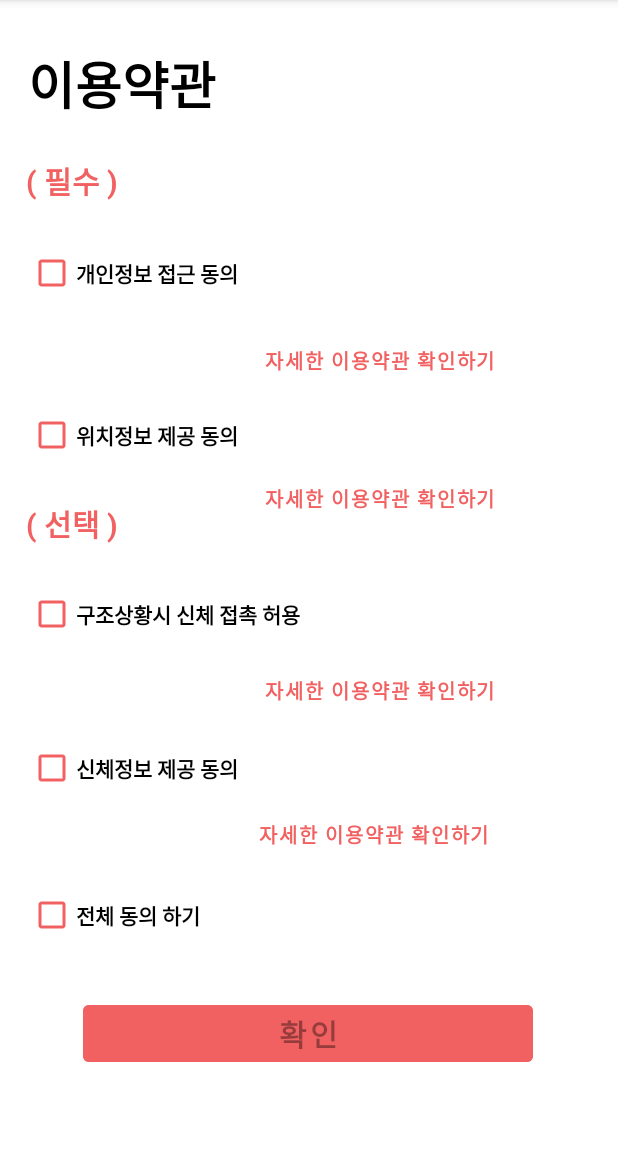
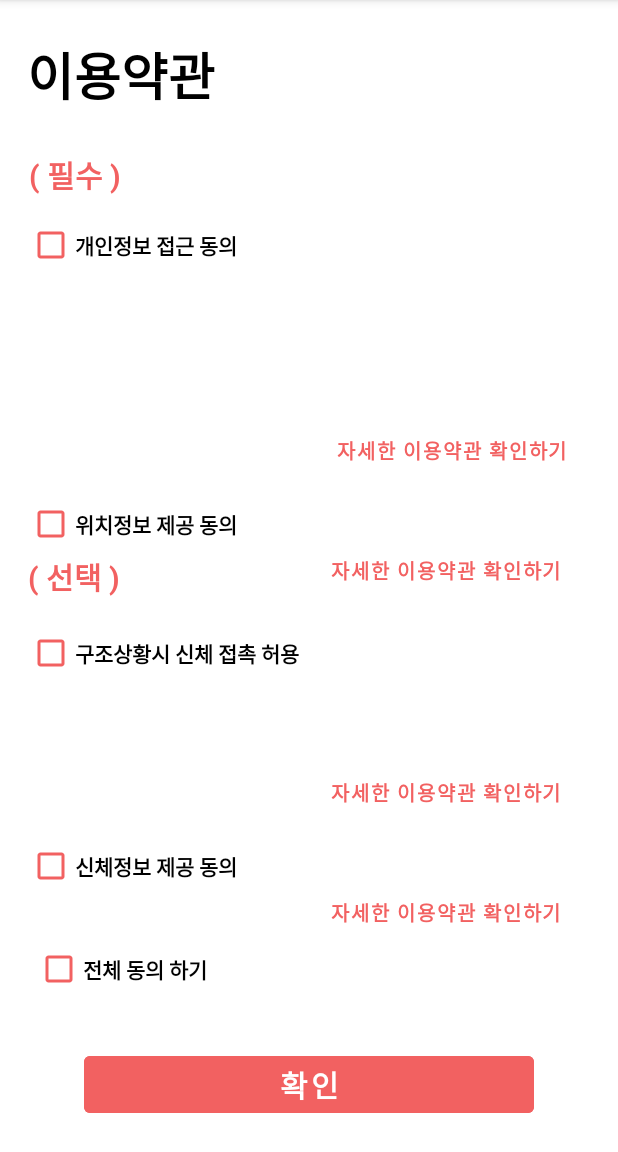
Before and after one commit to HyunseungJang/redvelvet, an Android app: the AgreeActivity screen opened directly, with no data from a screen before it, on a phone screen of 412 x 824 dp, the part 84-1236 px from its top. Run offline under Robolectric (Android 15) with nearby library versions, the phone set to English and light mode, and no system bars; network calls fail.

Commit message:
xml수정

```diff
--- a/app/src/main/java/com/lx/red/ConfirmationHelpActivity.kt
+++ b/app/src/main/java/com/lx/red/ConfirmationHelpActivity.kt
@@ -42,7 +42,7 @@ class ConfirmationHelpActivity : AppCompatActivity() {
             .setMessage("<반경 200m 이내> 레드 이용자에게 구조 신호를 보내고 있습니다.")
             .setPositiveButton("닫기",
                 DialogInterface.OnClickListener { dialog, id ->
-                    binding.resultText.text = "닫기 클릭"
+//                    binding.resultText.text = "닫기 클릭"
                 })
         // 다이얼로그를 띄워주기//
         builder.show()
--- a/app/src/main/java/com/lx/red/PostActivity.kt
+++ b/app/src/main/java/com/lx/red/PostActivity.kt
@@ -105,8 +105,12 @@ class PostActivity : AppCompatActivity() {
 
     // 응답받은 데이터를 화면에 있는 리스트에 추가하기
     fun addToList(response: Response<CommunityListResponse>) {
+
         listAdapter?.apply {
             response.body()?.output?.data?.let {
+
+                this.items.clear()
+
                 for (item in it) {
                     //this.items.add(StudentData(R.drawable.profile1, item.name, item.age, item.mobile))
                     var listData = ListData(item.id, item.title, item.filepath, item.content, item.area, item.time)
--- a/app/src/main/res/layout/activity_agree.xml
+++ b/app/src/main/res/layout/activity_agree.xml
@@ -6,92 +6,12 @@
     android:layout_height="match_parent"
     tools:context=".AgreeActivity">
 
-    <Button
-        android:id="@+id/registrationButton2"
-        android:layout_width="190dp"
-        android:layout_height="40dp"
-        android:layout_marginStart="8dp"
-        android:layout_marginTop="252dp"
-        android:layout_marginEnd="64dp"
-        android:layout_marginBottom="508dp"
-        android:background="#00ff0000"
-        android:text="자세한 이용약관 확인하기"
-        android:textColor="#F26161"
-        android:textSize="13sp"
-        android:textStyle="bold"
-        app:layout_constraintBottom_toBottomOf="parent"
-        app:layout_constraintEnd_toEndOf="parent"
-        app:layout_constraintHorizontal_bias="0.047"
-        app:layout_constraintStart_toEndOf="@+id/textView7"
-        app:layout_constraintTop_toBottomOf="@+id/loginButton"
-        tools:ignore="MissingConstraints" />
-
-    <Button
-        android:id="@+id/registrationButton3"
-        android:layout_width="190dp"
-        android:layout_height="40dp"
-        android:layout_marginStart="8dp"
-        android:layout_marginTop="252dp"
-        android:layout_marginEnd="64dp"
-        android:layout_marginBottom="416dp"
-        android:background="#00ff0000"
-        android:text="자세한 이용약관 확인하기"
-        android:textColor="#F26161"
-        android:textSize="13sp"
-        android:textStyle="bold"
-        app:layout_constraintBottom_toBottomOf="parent"
-        app:layout_constraintEnd_toEndOf="parent"
-        app:layout_constraintHorizontal_bias="0.047"
-        app:layout_constraintStart_toEndOf="@+id/textView7"
-        app:layout_constraintTop_toBottomOf="@+id/loginButton"
-        tools:ignore="MissingConstraints" />
-
-    <Button
-        android:id="@+id/registrationButton4"
-        android:layout_width="190dp"
-        android:layout_height="40dp"
-        android:layout_marginStart="8dp"
-        android:layout_marginTop="252dp"
-        android:layout_marginEnd="64dp"
-        android:layout_marginBottom="288dp"
-        android:background="#00ff0000"
-        android:text="자세한 이용약관 확인하기"
-        android:textColor="#F26161"
-        android:textSize="13sp"
-        android:textStyle="bold"
-        app:layout_constraintBottom_toBottomOf="parent"
-        app:layout_constraintEnd_toEndOf="parent"
-        app:layout_constraintHorizontal_bias="0.047"
-        app:layout_constraintStart_toEndOf="@+id/textView7"
-        app:layout_constraintTop_toBottomOf="@+id/loginButton"
-        tools:ignore="MissingConstraints" />
-
-    <Button
-        android:id="@+id/registrationButton5"
-        android:layout_width="190dp"
-        android:layout_height="40dp"
-        android:layout_marginStart="8dp"
-        android:layout_marginTop="252dp"
-        android:layout_marginEnd="68dp"
-        android:layout_marginBottom="192dp"
-        android:background="#00ff0000"
-        android:text="자세한 이용약관 확인하기"
-        android:textColor="#F26161"
-        android:textSize="13sp"
-        android:textStyle="bold"
-        app:layout_constraintBottom_toBottomOf="parent"
-        app:layout_constraintEnd_toEndOf="parent"
-        app:layout_constraintHorizontal_bias="0.047"
-        app:layout_constraintStart_toEndOf="@+id/textView7"
-        app:layout_constraintTop_toBottomOf="@+id/loginButton"
-        tools:ignore="MissingConstraints" />
-
     <TextView
         android:id="@+id/textView18"
         android:layout_width="wrap_content"
         android:layout_height="wrap_content"
         android:layout_marginStart="18dp"
-        android:layout_marginTop="30dp"
+        android:layout_marginTop="24dp"
         android:layout_marginEnd="268dp"
         android:layout_marginBottom="24dp"
         android:text="이용약관"
@@ -100,6 +20,7 @@
         android:textStyle="bold"
         app:layout_constraintBottom_toTopOf="@+id/linearLayout2"
         app:layout_constraintEnd_toEndOf="parent"
+        app:layout_constraintHorizontal_bias="0.038"
         app:layout_constraintStart_toStartOf="parent"
         app:layout_constraintTop_toTopOf="parent"
         app:layout_constraintVertical_bias="0.0" />
@@ -114,10 +35,10 @@
         android:textStyle="bold"
         app:layout_constraintBottom_toBottomOf="parent"
         app:layout_constraintEnd_toEndOf="parent"
-        app:layout_constraintHorizontal_bias="0.05"
+        app:layout_constraintHorizontal_bias="0.056"
         app:layout_constraintStart_toStartOf="parent"
         app:layout_constraintTop_toTopOf="parent"
-        app:layout_constraintVertical_bias="0.143" />
+        app:layout_constraintVertical_bias="0.137" />
 
     <TextView
         android:id="@+id/textView19"
@@ -129,10 +50,143 @@
         android:textStyle="bold"
         app:layout_constraintBottom_toBottomOf="parent"
         app:layout_constraintEnd_toEndOf="parent"
-        app:layout_constraintHorizontal_bias="0.05"
+        app:layout_constraintHorizontal_bias="0.053"
         app:layout_constraintStart_toStartOf="parent"
-        app:layout_constraintTop_toTopOf="parent"
-        app:layout_constraintVertical_bias="0.453" />
+        app:layout_constraintTop_toTopOf="parent" />
+
+    <CheckBox
+        android:id="@+id/emercheckBox"
+        android:layout_width="214dp"
+        android:layout_height="42dp"
+        android:layout_marginStart="18dp"
+        android:layout_marginTop="15dp"
+        android:layout_marginEnd="179dp"
+        android:buttonTint="#F26161"
+        android:onClick="agreeCheck"
+        android:text="구조상황시 신체 접촉 허용"
+        android:textStyle="bold"
+        app:layout_constraintBottom_toTopOf="@+id/registrationButton4"
+        app:layout_constraintEnd_toEndOf="parent"
+        app:layout_constraintHorizontal_bias="0.019"
+        app:layout_constraintStart_toStartOf="parent"
+        app:layout_constraintTop_toBottomOf="@+id/textView19"
+        app:layout_constraintVertical_bias="0.0" />
+
+    <Button
+        android:id="@+id/registrationButton4"
+        android:layout_width="190dp"
+        android:layout_height="40dp"
+        android:layout_marginStart="8dp"
+        android:layout_marginTop="252dp"
+        android:layout_marginEnd="20dp"
+        android:layout_marginBottom="220dp"
+        android:background="#00ff0000"
+        android:text="자세한 이용약관 확인하기"
+        android:textColor="#F26161"
+        android:textSize="13sp"
+        android:textStyle="bold"
+        app:layout_constraintBottom_toBottomOf="parent"
+        app:layout_constraintEnd_toEndOf="parent"
+        app:layout_constraintHorizontal_bias="0.047"
+        app:layout_constraintStart_toEndOf="@+id/textView7"
+        app:layout_constraintTop_toBottomOf="@+id/loginButton"
+        tools:ignore="MissingConstraints" />
+
+    <CheckBox
+        android:id="@+id/bodycheckBox"
+        android:layout_width="214dp"
+        android:layout_height="42dp"
+        android:layout_marginStart="18dp"
+        android:layout_marginTop="11dp"
+        android:layout_marginEnd="179dp"
+        android:layout_marginBottom="3dp"
+        android:buttonTint="#F26161"
+        android:onClick="agreeCheck"
+        android:text="신체정보 제공 동의"
+        android:textStyle="bold"
+        app:layout_constraintBottom_toTopOf="@+id/registrationButton5"
+        app:layout_constraintEnd_toEndOf="parent"
+        app:layout_constraintHorizontal_bias="0.0"
+        app:layout_constraintStart_toStartOf="parent"
+        app:layout_constraintTop_toBottomOf="@+id/registrationButton4"
+        app:layout_constraintVertical_bias="0.187" />
+
+    <Button
+        android:id="@+id/registrationButton5"
+        android:layout_width="190dp"
+        android:layout_height="40dp"
+        android:layout_marginStart="8dp"
+        android:layout_marginTop="252dp"
+        android:layout_marginEnd="20dp"
+        android:layout_marginBottom="140dp"
+        android:background="#00ff0000"
+        android:text="자세한 이용약관 확인하기"
+        android:textColor="#F26161"
+        android:textSize="13sp"
+        android:textStyle="bold"
+        app:layout_constraintBottom_toBottomOf="parent"
+        app:layout_constraintEnd_toEndOf="parent"
+        app:layout_constraintHorizontal_bias="0.047"
+        app:layout_constraintStart_toEndOf="@+id/textView7"
+        app:layout_constraintTop_toBottomOf="@+id/loginButton"
+        tools:ignore="MissingConstraints" />
+
+    <CheckBox
+        android:id="@+id/allcheckBox"
+        android:layout_width="131dp"
+        android:layout_height="36dp"
+        android:layout_marginStart="18dp"
+        android:layout_marginEnd="179dp"
+        android:layout_marginBottom="20dp"
+        android:buttonTint="#F26161"
+        android:onClick="agreeCheck"
+        android:text="전체 동의 하기"
+        android:textStyle="bold"
+        app:layout_constraintBottom_toTopOf="@+id/agreeButton"
+        app:layout_constraintEnd_toEndOf="parent"
+        app:layout_constraintHorizontal_bias="0.062"
+        app:layout_constraintStart_toStartOf="parent"
+        app:layout_constraintTop_toBottomOf="@+id/registrationButton5"
+        app:layout_constraintVertical_bias="0.0" />
+
+    <Button
+        android:id="@+id/registrationButton3"
+        android:layout_width="190dp"
+        android:layout_height="40dp"
+        android:layout_marginStart="8dp"
+        android:layout_marginTop="252dp"
+        android:layout_marginEnd="20dp"
+        android:layout_marginBottom="368dp"
+        android:background="#00ff0000"
+        android:text="자세한 이용약관 확인하기"
+        android:textColor="#F26161"
+        android:textSize="13sp"
+        android:textStyle="bold"
+        app:layout_constraintBottom_toBottomOf="parent"
+        app:layout_constraintEnd_toEndOf="parent"
+        app:layout_constraintHorizontal_bias="0.047"
+        app:layout_constraintStart_toEndOf="@+id/textView7"
+        app:layout_constraintTop_toBottomOf="@+id/loginButton"
+        tools:ignore="MissingConstraints" />
+
+    <CheckBox
+        android:id="@+id/infocheckBox"
+        android:layout_width="214dp"
+        android:layout_height="42dp"
+        android:layout_marginStart="18dp"
+        android:layout_marginTop="11dp"
+        android:layout_marginEnd="179dp"
+        android:layout_marginBottom="2dp"
+        android:buttonTint="#F26161"
+        android:onClick="agreeCheck"
+        android:text="개인정보 접근 동의"
+        android:textStyle="bold"
+        app:layout_constraintBottom_toTopOf="@+id/registrationButton2"
+        app:layout_constraintEnd_toEndOf="parent"
+        app:layout_constraintHorizontal_bias="0.0"
+        app:layout_constraintStart_toStartOf="parent"
+        app:layout_constraintTop_toBottomOf="@+id/textView2"
+        app:layout_constraintVertical_bias="0.0" />
 
     <CheckBox
         android:id="@+id/localcheckBox"
@@ -143,95 +197,50 @@
         android:layout_marginEnd="179dp"
         android:layout_marginBottom="1dp"
         android:buttonTint="#F26161"
+        android:onClick="agreeCheck"
         android:text="위치정보 제공 동의"
         android:textStyle="bold"
-        android:onClick="agreeCheck"
         app:layout_constraintBottom_toTopOf="@+id/registrationButton3"
         app:layout_constraintEnd_toEndOf="parent"
+        app:layout_constraintHorizontal_bias="0.0"
         app:layout_constraintStart_toStartOf="parent"
-        app:layout_constraintTop_toBottomOf="@+id/registrationButton2" />
+        app:layout_constraintTop_toBottomOf="@+id/registrationButton2"
+        app:layout_constraintVertical_bias="0.1" />
 
-    <CheckBox
-        android:id="@+id/emercheckBox"
-        android:layout_width="214dp"
-        android:layout_height="42dp"
-        android:layout_marginStart="18dp"
-        android:layout_marginTop="15dp"
-        android:layout_marginEnd="179dp"
-        android:buttonTint="#F26161"
-        android:text="구조상황시 신체 접촉 허용"
+    <Button
+        android:id="@+id/registrationButton2"
+        android:layout_width="190dp"
+        android:layout_height="40dp"
+        android:layout_marginStart="8dp"
+        android:layout_marginTop="252dp"
+        android:layout_marginEnd="16dp"
+        android:layout_marginBottom="448dp"
+        android:background="#00ff0000"
+        android:text="자세한 이용약관 확인하기"
+        android:textColor="#F26161"
+        android:textSize="13sp"
         android:textStyle="bold"
-        android:onClick="agreeCheck"
-        app:layout_constraintBottom_toTopOf="@+id/registrationButton4"
+        app:layout_constraintBottom_toBottomOf="parent"
         app:layout_constraintEnd_toEndOf="parent"
-        app:layout_constraintStart_toStartOf="parent"
-        app:layout_constraintTop_toBottomOf="@+id/textView19" />
-
-    <CheckBox
-        android:id="@+id/bodycheckBox"
-        android:layout_width="214dp"
-        android:layout_height="42dp"
-        android:layout_marginStart="18dp"
-        android:layout_marginTop="11dp"
-        android:layout_marginEnd="179dp"
-        android:layout_marginBottom="3dp"
-        android:buttonTint="#F26161"
-        android:text="신체정보 제공 동의"
-        android:textStyle="bold"
-        android:onClick="agreeCheck"
-        app:layout_constraintBottom_toTopOf="@+id/registrationButton5"
-        app:layout_constraintEnd_toEndOf="parent"
-        app:layout_constraintStart_toStartOf="parent"
-        app:layout_constraintTop_toBottomOf="@+id/registrationButton4" />
-
-    <CheckBox
-        android:id="@+id/allcheckBox"
-        android:layout_width="214dp"
-        android:layout_height="42dp"
-        android:layout_marginStart="18dp"
-        android:layout_marginEnd="179dp"
-        android:layout_marginBottom="20dp"
-        android:buttonTint="#F26161"
-        android:text="전체 동의 하기"
-        android:textStyle="bold"
-        android:onClick="agreeCheck"
-        app:layout_constraintBottom_toTopOf="@+id/agreeButton"
-        app:layout_constraintEnd_toEndOf="parent"
-        app:layout_constraintStart_toStartOf="parent"
-        app:layout_constraintTop_toBottomOf="@+id/registrationButton5" />
-
-    <CheckBox
-        android:id="@+id/infocheckBox"
-        android:layout_width="214dp"
-        android:layout_height="42dp"
-        android:layout_marginStart="18dp"
-        android:layout_marginTop="11dp"
-        android:layout_marginEnd="179dp"
-        android:layout_marginBottom="2dp"
-        android:backgroundTint="#FFFFFF"
-        android:buttonTint="#F26161"
-        android:text="개인정보 접근 동의"
-        android:textStyle="bold"
-        android:onClick="agreeCheck"
-        app:layout_constraintBottom_toTopOf="@+id/registrationButton2"
-        app:layout_constraintEnd_toEndOf="parent"
-        app:layout_constraintStart_toStartOf="parent"
-        app:layout_constraintTop_toBottomOf="@+id/textView2" />
+        app:layout_constraintHorizontal_bias="0.047"
+        app:layout_constraintStart_toEndOf="@+id/textView7"
+        app:layout_constraintTop_toBottomOf="@+id/loginButton"
+        tools:ignore="MissingConstraints" />
 
     <Button
         android:id="@+id/agreeButton"
         android:layout_width="300dp"
         android:layout_height="wrap_content"
         android:backgroundTint="#F26161"
+        android:enabled="false"
         android:text="확인"
+        android:textColor="#FFFFFF"
         android:textSize="20sp"
         android:textStyle="bold"
-        android:enabled="false"
         app:layout_constraintBottom_toBottomOf="parent"
         app:layout_constraintEnd_toEndOf="parent"
-        app:layout_constraintHorizontal_bias="0.495"
         app:layout_constraintStart_toStartOf="parent"
         app:layout_constraintTop_toTopOf="parent"
-        app:layout_constraintVertical_bias="0.925" />
+        app:layout_constraintVertical_bias="0.972" />
 
 </androidx.constraintlayout.widget.ConstraintLayout>
--- a/app/src/main/res/layout/activity_device_list.xml
+++ b/app/src/main/res/layout/activity_device_list.xml
@@ -61,6 +61,6 @@
         android:id="@+id/button_scan"
         android:layout_width="match_parent"
         android:layout_height="wrap_content"
-        android:text="@string/button_scan"
-        />
+        android:backgroundTint="#F26161"
+        android:text="@string/button_scan" />
 </LinearLayout>
--- a/app/src/main/res/layout/activity_help_request.xml
+++ b/app/src/main/res/layout/activity_help_request.xml
@@ -11,6 +11,7 @@
         android:layout_width="wrap_content"
         android:layout_height="wrap_content"
         android:layout_marginBottom="44dp"
+        android:backgroundTint="#F26161"
         android:text="닫기"
         app:layout_constraintBottom_toBottomOf="parent"
         app:layout_constraintEnd_toEndOf="parent"
```
Also changed, not shown: app/src/main/java/com/lx/red/LoginActivity.kt (+8 -4 lines), app/src/main/res/layout/activity_confirmation_help.xml (+4 -15 lines), app/src/main/res/layout/activity_login.xml (+110 -50 lines), app/src/main/res/layout/activity_register.xml (+30 -8 lines), app/src/main/res/layout/activity_situation.xml (+5 -8 lines), app/src/main/res/layout/activity_video.xml (+4 -4 lines), app/src/main/res/layout/activity_warning.xml (+52 -7 lines), app/src/main/res/drawable-v24/img.png (added), app/src/main/res/drawable/logo.png (added), app/src/main/res/drawable/plus.png (added), app/src/main/res/drawable/sajin.png (added).
